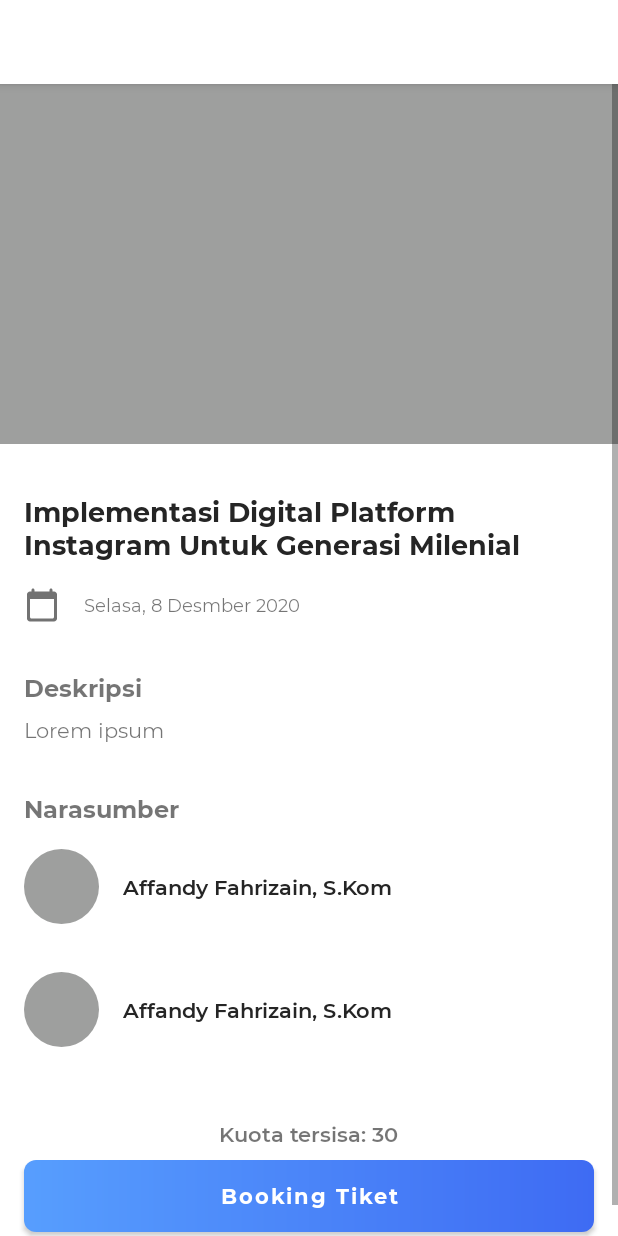
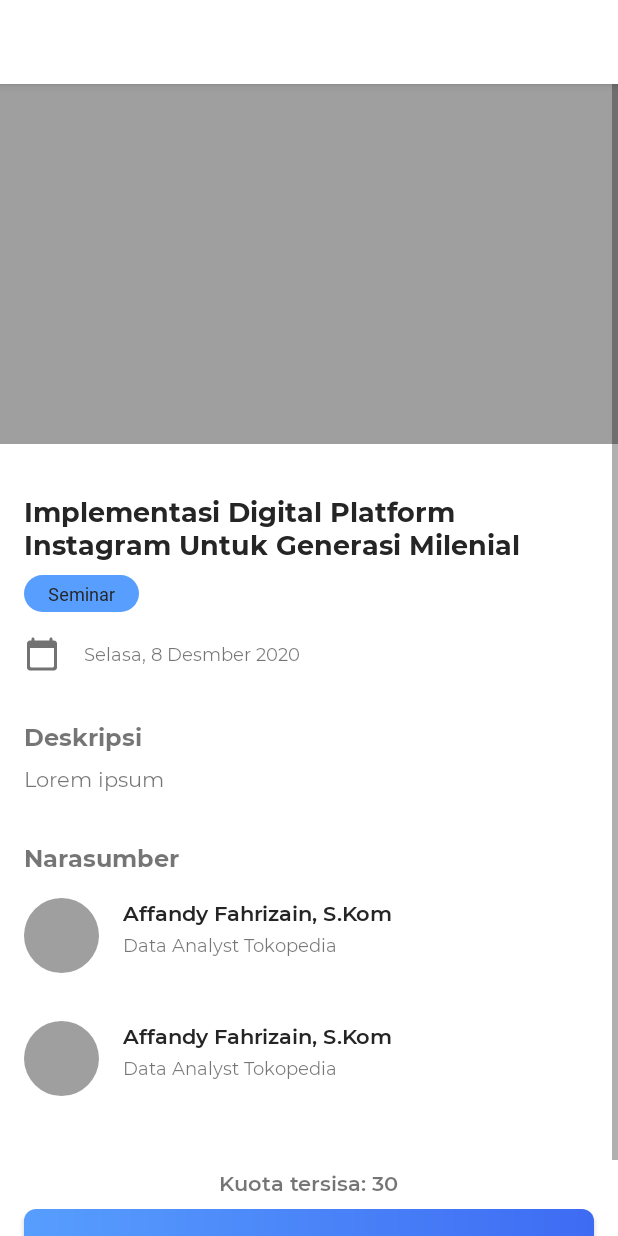
Before and after one commit to affand20/alumnifstku-app, an Android app: the layout activity_kelas_details_2.xml on its own in the app's theme, with its tools: preview values and no code run, on a phone screen of 412 x 824 dp. Run offline under Robolectric (Android 15) with nearby library versions, the phone set to English and light mode, and no system bars.

Commit message:
add kategori info and filter on kelas

```diff
--- a/app/src/main/java/id/trydev/alumnifstku/adapter/KelasListAdapter.kt
+++ b/app/src/main/java/id/trydev/alumnifstku/adapter/KelasListAdapter.kt
@@ -62,6 +62,8 @@ class KelasListAdapter(private val context: Context, private val onClick: (Kelas
 
                 binding.itemBody.setOnClickListener { onClick(kelas) }
 
+                binding.tvKategori.text = kelas.kategori
+
                 GlideApp.with(context)
                         .asBitmap()
                         .fallback(R.color.grey)
--- a/app/src/main/java/id/trydev/alumnifstku/adapter/NarasumberAdapter.kt
+++ b/app/src/main/java/id/trydev/alumnifstku/adapter/NarasumberAdapter.kt
@@ -34,6 +34,7 @@ class NarasumberAdapter(private val context: Context): RecyclerView.Adapter<Nara
     inner class ViewHolder(private val binding: ItemNarasumberBinding): RecyclerView.ViewHolder(binding.root) {
         fun bindItem(item: DataSpeaker) {
             binding.tvSpeakerName.text = item.pembicara
+            binding.tvSpeakerAbout.text = item.tentang
 
             GlideApp.with(context)
                     .asBitmap()
--- a/app/src/main/java/id/trydev/alumnifstku/model/Kelas.kt
+++ b/app/src/main/java/id/trydev/alumnifstku/model/Kelas.kt
@@ -22,6 +22,9 @@ data class Kelas (
     @SerializedName("deskripsi")
     val deskripsi: String? = null,
 
+    @SerializedName("kategori")
+    val kategori: String? = null,
+
     @SerializedName("uploader")
     val uploader: Admin? = null,
 
--- a/app/src/main/java/id/trydev/alumnifstku/ui/kelas/kelasdetails/KelasDetailsActivity.kt
+++ b/app/src/main/java/id/trydev/alumnifstku/ui/kelas/kelasdetails/KelasDetailsActivity.kt
@@ -165,6 +165,8 @@ class KelasDetailsActivity : AppCompatActivity() {
                         binding.tvResendTicket.visibility = View.INVISIBLE
                     }
 
+                    binding.tvKategori.text = response.data?.kategori
+
                 } else {
                     panggang(response.message.toString())
                 }
--- /dev/null
+++ b/app/src/main/res/drawable/chip_bg.xml
@@ -0,0 +1,16 @@
+<?xml version="1.0" encoding="utf-8"?>
+<shape xmlns:android="http://schemas.android.com/apk/res/android"
+    android:shape="rectangle">
+
+    <padding
+        android:top="4dp"
+        android:left="16dp"
+        android:right="16dp"
+        android:bottom="4dp"
+        />
+
+    <solid android:color="@color/blue_start_gradient" />
+
+    <corners android:radius="16dp" />
+
+</shape>
--- a/app/src/main/res/layout/activity_kelas_details_2.xml
+++ b/app/src/main/res/layout/activity_kelas_details_2.xml
@@ -70,15 +70,28 @@
                 tools:text="Implementasi Digital Platform
 Instagram Untuk Generasi Milenial" />
 
+            <TextView
+                android:id="@+id/tv_kategori"
+                android:layout_width="wrap_content"
+                android:layout_height="wrap_content"
+                android:layout_marginTop="8dp"
+                android:background="@drawable/chip_bg"
+                android:fontFamily="@font/montserrat_semi_bold_italic"
+                android:textColor="@color/black_soft"
+                android:textSize="12sp"
+                app:layout_constraintStart_toStartOf="@+id/tv_tema_kelas"
+                app:layout_constraintTop_toBottomOf="@+id/tv_tema_kelas"
+                tools:text="Seminar" />
+
             <ImageView
                 android:id="@+id/imageView9"
+                android:layout_width="wrap_content"
+                android:layout_height="wrap_content"
                 android:layout_marginStart="16dp"
                 android:layout_marginTop="16dp"
-                android:layout_width="wrap_content"
-                android:layout_height="wrap_content"
                 android:src="@drawable/ic_round_calendar_today_24"
                 app:layout_constraintStart_toStartOf="parent"
-                app:layout_constraintTop_toBottomOf="@+id/tv_tema_kelas" />
+                app:layout_constraintTop_toBottomOf="@+id/tv_kategori" />
 
             <TextView
                 android:id="@+id/tv_date"
--- a/app/src/main/res/layout/item_narasumber.xml
+++ b/app/src/main/res/layout/item_narasumber.xml
@@ -22,23 +22,25 @@
         android:layout_marginEnd="16dp"
         android:fontFamily="@font/montserrat_semibold"
         android:textColor="@color/black_soft"
-        app:layout_constraintBottom_toBottomOf="@+id/iv_speaker_pic"
         app:layout_constraintEnd_toEndOf="parent"
         app:layout_constraintStart_toEndOf="@+id/iv_speaker_pic"
         app:layout_constraintTop_toTopOf="@+id/iv_speaker_pic"
         tools:text="Affandy Fahrizain, S.Kom" />
 
-<!--    <TextView-->
-<!--        android:id="@+id/tv_speaker_background"-->
-<!--        android:layout_width="0dp"-->
-<!--        android:layout_height="wrap_content"-->
-<!--        android:layout_marginStart="16dp"-->
-<!--        android:layout_marginTop="8dp"-->
-<!--        android:layout_marginEnd="16dp"-->
-<!--        android:fontFamily="@font/montserrat_regular"-->
-<!--        app:layout_constraintEnd_toEndOf="parent"-->
-<!--        app:layout_constraintStart_toEndOf="@+id/iv_speaker_pic"-->
-<!--        app:layout_constraintTop_toBottomOf="@+id/tv_speaker_name"-->
-<!--        tools:text="Data Analyst Tokopedia" />-->
+    <TextView
+        android:id="@+id/tv_speaker_about"
+        android:layout_width="0dp"
+        android:layout_height="wrap_content"
+        android:layout_marginStart="16dp"
+        android:layout_marginTop="4dp"
+        android:layout_marginEnd="16dp"
+        android:fontFamily="@font/montserrat_regular"
+        android:textSize="12sp"
+        app:layout_constraintBottom_toBottomOf="parent"
+        app:layout_constraintEnd_toEndOf="parent"
+        app:layout_constraintStart_toEndOf="@+id/iv_speaker_pic"
+        app:layout_constraintTop_toBottomOf="@+id/tv_speaker_name"
+        app:layout_constraintVertical_bias="0.0"
+        tools:text="Data Analyst Tokopedia" />
 
 </androidx.constraintlayout.widget.ConstraintLayout>
--- a/app/src/main/res/values/strings.xml
+++ b/app/src/main/res/values/strings.xml
@@ -593,4 +593,9 @@
 
     </string-array>
 
+    <string-array name="kelas_kategori">
+        <item>Seminar</item>
+        <item>Mentoring</item>
+    </string-array>
+
 </resources>
```
Also changed, not shown: app/src/main/java/id/trydev/alumnifstku/ui/kelas/KelasListActivity.kt (+28 -10 lines), app/src/main/res/layout/dialog_filter_kelas.xml (+24 -1 lines), app/src/main/res/layout/layout_kelas_list.xml (+21 -8 lines).
